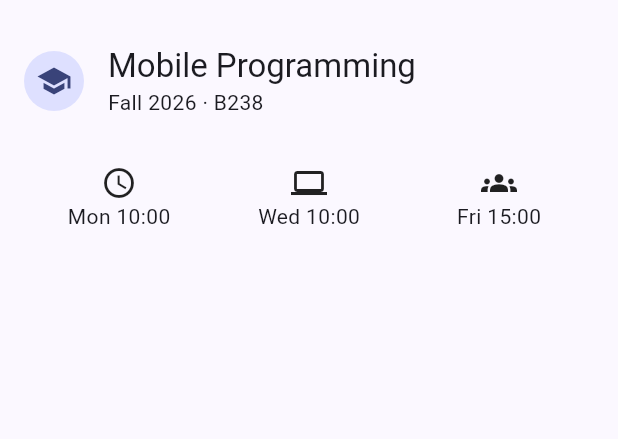
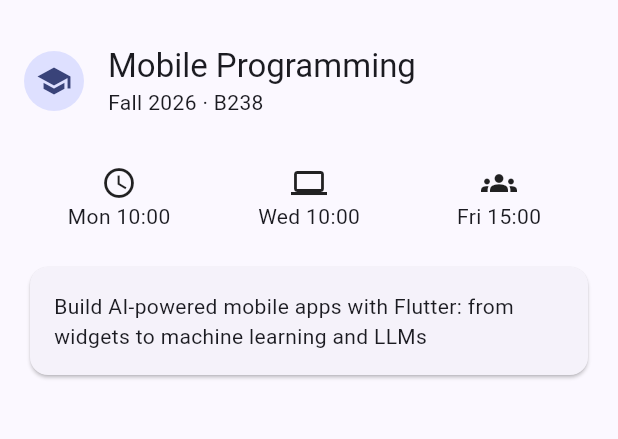
Before and after one commit to ddarlaa/comp205-lab02, a Flutter app: the screen it shows after launch, on a phone screen of 412 x 824 dp, the part 63-502 px from its top. Run offline on Flutter 3.47's test engine with Material 3 defaults, Android fonts, the phone set to English and light mode, and no system bars.

Commit message:
part 3 done

```diff
--- a/lib/course_screen.dart
+++ b/lib/course_screen.dart
@@ -18,7 +18,6 @@ class _CourseScreenState extends State<CourseScreen> {
   Widget build(BuildContext context) {
     // TODO(Part 1-5): replace this placeholder with the screen from the sketch.
 
-    //  - Part 3: description inside a Card
     //  - Part 4: 'Interested: N' + "I'm interested" button + favorite IconButton
 
     return Scaffold(
@@ -64,6 +63,23 @@ class _CourseScreenState extends State<CourseScreen> {
                 _ScheduleItem(icon: Icons.groups, text: 'Fri 15:00'),
               ],
             ),
+
+            const SizedBox(
+              height: 20,
+            ),
+            //  - Part 3: description inside a Card
+            const Card(
+              child: Padding(
+                  padding: EdgeInsetsGeometry.all(16),
+                  child: Text(
+                      'Build AI-powered mobile apps with Flutter: from widgets to machine learning and LLMs')),
+            ),
+
+
+
+
+
+
           ],
         ),
       ),
```
